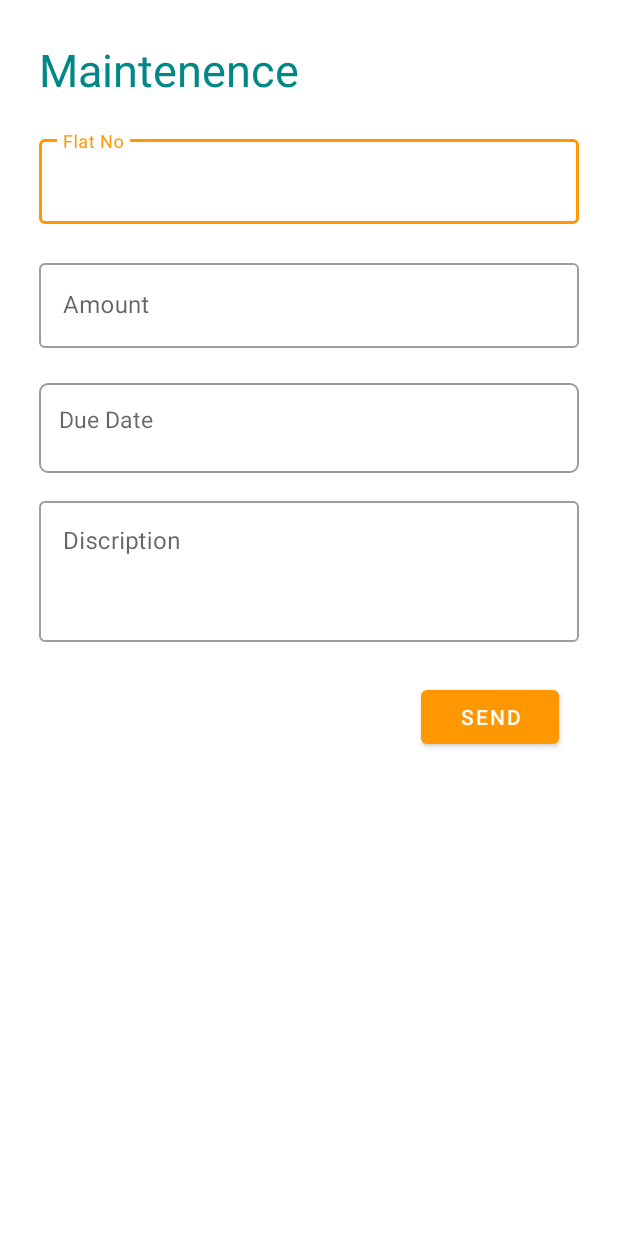
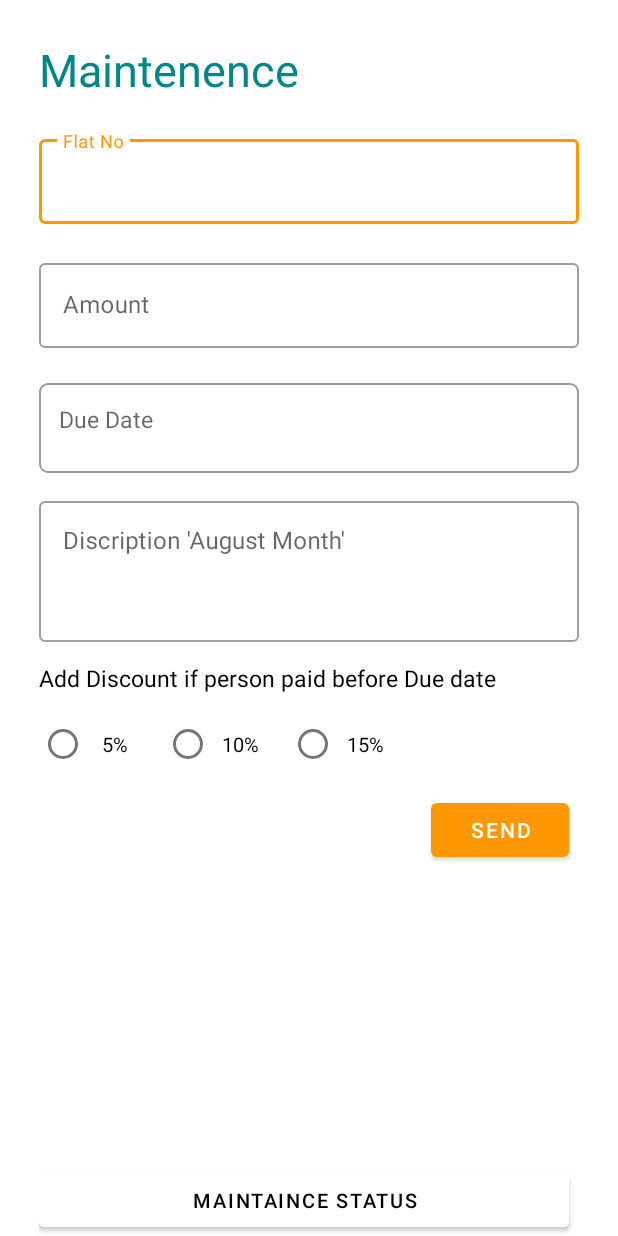
Before and after one commit to harishtaskar/Society-Management-app, an Android app: the CommitteeM_MaintenancePage screen opened directly, with no data from a screen before it, on a phone screen of 412 x 824 dp. Run offline under Robolectric (Android 15) with nearby library versions, the phone set to English and light mode, and no system bars; our stand-ins replace Firebase (no records; nobody signed in at launch, a user with empty details on screens opened directly), sdp/ssp sizes.

Commit message:
sunday afetrnoon

```diff
--- a/app/src/main/AndroidManifest.xml
+++ b/app/src/main/AndroidManifest.xml
@@ -14,6 +14,9 @@
         android:supportsRtl="true"
         android:theme="@style/Theme.NewGenSociety"
         tools:targetApi="31">
+        <activity
+            android:name=".Committee_show_maintainance"
+            android:exported="false" />
         <activity
             android:name=".CommitteeM_MaintenancePage"
             android:exported="false" />
--- a/app/src/main/java/com/example/newgensociety/CommitteeM_HomePage.java
+++ b/app/src/main/java/com/example/newgensociety/CommitteeM_HomePage.java
@@ -195,7 +195,6 @@ public class CommitteeM_HomePage extends AppCompatActivity {
             @Override
             public void onEvent(@Nullable QuerySnapshot value, @Nullable FirebaseFirestoreException error) {
                 if (error != null){
-
                     Log.e("Firestore Error",error.getMessage());
                     return;
                 }
--- a/app/src/main/java/com/example/newgensociety/CommitteeM_MaintenancePage.java
+++ b/app/src/main/java/com/example/newgensociety/CommitteeM_MaintenancePage.java
@@ -4,11 +4,13 @@ import androidx.annotation.NonNull;
 import androidx.appcompat.app.AppCompatActivity;
 
 import android.app.DatePickerDialog;
+import android.content.Intent;
 import android.os.Bundle;
 import android.view.View;
 import android.widget.Button;
 import android.widget.DatePicker;
 import android.widget.EditText;
+import android.widget.RadioButton;
 import android.widget.TextView;
 import android.widget.Toast;
 
@@ -28,9 +30,11 @@ public class CommitteeM_MaintenancePage extends AppCompatActivity {
     TextView Duedate;
     String duedatestring;
     EditText FlatNo, Discription, Amount;
-    Button Send;
+    Button Send, Maintainance_Status;
+    RadioButton _5per, _10per, _15per;
     FirebaseFirestore db;
     int year, month, day;
+    int discount;
 
     @Override
     protected void onCreate(Bundle savedInstanceState) {
@@ -41,7 +45,11 @@ public class CommitteeM_MaintenancePage extends AppCompatActivity {
         Discription = findViewById(R.id.Committee_Maintenance_Discription);
         Amount = findViewById(R.id.Committee_Maintenance_Amount);
         Send = findViewById(R.id.Send);
+        _5per = findViewById(R.id._5percent);
+        _10per = findViewById(R.id._10percent);
+        _15per = findViewById(R.id._15percent);
         db = FirebaseFirestore.getInstance();
+        Maintainance_Status = findViewById(R.id.maintainance_Status);
         Calendar calendar = Calendar.getInstance();
         Duedate.setOnClickListener(new View.OnClickListener() {
             @Override
@@ -62,18 +70,51 @@ public class CommitteeM_MaintenancePage extends AppCompatActivity {
         Send.setOnClickListener(new View.OnClickListener() {
             @Override
             public void onClick(View view) {
+                if(FlatNo.getText().toString().length()==0){
+                    FlatNo.setError("FlatNo Can't be Empty");
+                    Toast.makeText(getApplicationContext(),"FlatNo Can't be Empty", Toast.LENGTH_SHORT).show();
+                    return;
+                }
+                if(Amount.getText().toString().length()==0){
+                    Amount.setError("Amount Can't be Empty");
+                    Toast.makeText(getApplicationContext(),"Amount Can't be Empty", Toast.LENGTH_SHORT).show();
+                    return;
+                }
+                if(Discription.getText().toString().length()==0){
+                    Discription.setError("Discription Can't be Empty");
+                    Toast.makeText(getApplicationContext(),"Discription Can't be Empty", Toast.LENGTH_SHORT).show();
+                    return;
+                }
+                if(Duedate.getText().toString().length()==0){
+                    Duedate.setError("DueDate Can't be Empty");
+                    Toast.makeText(getApplicationContext(),"DueDate Can't be Empty", Toast.LENGTH_SHORT).show();
+                    return;
+                }
+
+                if(_5per.isChecked()){
+                    discount = 5;
+                }
+                if(_10per.isChecked()){
+                    discount = 10;
+                }
+                if(_15per.isChecked()){
+                    discount = 15;
+                }
+
                 String flatno = FlatNo.getText().toString();
                 String discription = Discription.getText().toString();
                 String duedate = duedatestring;
                 Integer amount = Integer.parseInt(Amount.getText().toString());
+                Integer Discount = discount;
 
                 Map<String,Object> maintenance = new HashMap<>();
                 maintenance.put("FlatNo", flatno);
                 maintenance.put("Discription", discription);
                 maintenance.put("DueDate", duedate);
                 maintenance.put("Amount",amount);
+                maintenance.put("Discount",Discount);
 
-                db.collection("Maintainance")
+                db.collection("Maintenance")
                         .add(maintenance)
                         .addOnSuccessListener(new OnSuccessListener<DocumentReference>() {
                             @Override
@@ -84,9 +125,16 @@ public class CommitteeM_MaintenancePage extends AppCompatActivity {
                             @Override
                             public void onFailure(@NonNull Exception e) {
                                 Toast.makeText(getApplicationContext(),"Failed", Toast.LENGTH_SHORT).show();
-
                             }
                         });
+            }
+        });
+
+        Maintainance_Status.setOnClickListener(new View.OnClickListener() {
+            @Override
+            public void onClick(View view) {
+                Intent intent = new Intent(CommitteeM_MaintenancePage.this,Committee_show_maintainance.class);
+                startActivity(intent);
             }
         });
 
--- /dev/null
+++ b/app/src/main/res/drawable/custom_smallbutton.xml
@@ -0,0 +1,5 @@
+<?xml version="1.0" encoding="utf-8"?>
+<shape xmlns:android="http://schemas.android.com/apk/res/android" android:shape="rectangle">
+    <corners android:radius="10dp"/>
+    <solid android:color="@color/white"/>
+</shape>
--- a/app/src/main/res/layout/activity_committee_mmaintenance_page.xml
+++ b/app/src/main/res/layout/activity_committee_mmaintenance_page.xml
@@ -14,7 +14,7 @@
     <TextView
         android:layout_width="match_parent"
         android:layout_height="wrap_content"
-        android:text="Maintenence"
+        android:text="@string/maintenence"
         android:layout_marginTop="@dimen/_20sdp"
         android:textSize="30sp"
         android:textColor="@color/teal_700"
@@ -82,7 +82,7 @@
         android:lines="3"
         android:gravity="top"
         android:layout_marginTop="@dimen/_10sdp"
-        android:hint="Discription"
+        android:hint="Discription 'August Month'"
         android:id="@+id/Committee_Maintenance_Discription"
         android:overScrollMode="always"
         android:scrollbarStyle="insideInset"
@@ -90,23 +90,96 @@
         android:scrollbars="vertical"
         android:inputType="textMultiLine"/>
     </com.google.android.material.textfield.TextInputLayout>
+
+    <TextView
+        android:layout_width="wrap_content"
+        android:layout_height="wrap_content"
+        android:text="@string/add_discount_if_person_paid_before_due_date"
+        android:textColor="@color/black"
+        android:layout_marginTop="@dimen/_10sdp"
+        android:textSize="@dimen/_12sdp">
+
+    </TextView>
+    <LinearLayout
+        android:layout_width="match_parent"
+        android:layout_height="wrap_content"
+        android:orientation="horizontal"
+        android:layout_marginTop="@dimen/_10sdp">
+        <RadioGroup
+            android:layout_width="match_parent"
+            android:layout_height="wrap_content"
+            android:orientation="horizontal">
+    <RadioButton
+        android:id="@+id/_5percent"
+        android:layout_width="70dp"
+        android:layout_height="40dp"
+        android:gravity="center"
+        android:backgroundTint="@color/white"
+        android:textColor="@color/black"
+        android:shadowRadius="@integer/material_motion_duration_long_1"
+        android:layout_marginTop="@dimen/_10sdp"
+        android:layout_marginEnd="@dimen/_10sdp"
+        android:layout_gravity="left"
+        android:textSize="@dimen/_10sdp"
+        android:text="5%" />
+
+        <RadioButton
+            android:id="@+id/_10percent"
+            android:layout_width="70dp"
+            android:layout_height="40dp"
+            android:gravity="center"
+            android:backgroundTint="@color/white"
+            android:textColor="@color/black"
+            android:shadowRadius="@integer/material_motion_duration_long_1"
+            android:layout_marginTop="@dimen/_10sdp"
+            android:layout_marginEnd="@dimen/_10sdp"
+            android:layout_gravity="left"
+            android:textSize="@dimen/_10sdp"
+            android:text="10%" />
+
+        <RadioButton
+            android:id="@+id/_15percent"
+            android:layout_width="70dp"
+            android:layout_height="40dp"
+            android:gravity="center"
+            android:backgroundTint="@color/white"
+            android:textColor="@color/black"
+            android:shadowRadius="@integer/material_motion_duration_long_1"
+            android:layout_marginTop="@dimen/_10sdp"
+            android:layout_marginEnd="@dimen/_10sdp"
+            android:layout_gravity="left"
+            android:textSize="@dimen/_10sdp"
+            android:text="15%" />
+        </RadioGroup>
+    </LinearLayout>
     <Button
         android:id="@+id/Send"
         android:layout_width="wrap_content"
         android:layout_height="wrap_content"
         android:paddingStart="@dimen/_20sdp"
         android:paddingEnd="@dimen/_20sdp"
-        android:layout_marginTop="@dimen/_20sdp"
-        android:layout_marginEnd="@dimen/_10sdp"
+        android:layout_marginEnd="@dimen/_5sdp"
         android:layout_gravity="right"
         android:text="Send"
         android:layout_marginRight="@dimen/_10sdp" />
 
+    <LinearLayout
+        android:layout_width="match_parent"
+        android:layout_height="match_parent">
 
-
-
-
-
-
+    <Button
+        android:id="@+id/maintainance_Status"
+        android:layout_width="match_parent"
+        android:layout_height="wrap_content"
+        android:paddingStart="@dimen/_20sdp"
+        android:paddingEnd="@dimen/_20sdp"
+        android:textSize="@dimen/_10sdp"
+        android:textColor="@color/black"
+        android:backgroundTint="@color/white"
+        android:layout_marginEnd="@dimen/_5sdp"
+        android:layout_gravity="bottom"
+        android:text="Maintaince Status"
+        android:layout_marginRight="@dimen/_10sdp" />
+    </LinearLayout>
 
 </LinearLayout>
--- a/app/src/main/res/values/strings.xml
+++ b/app/src/main/res/values/strings.xml
@@ -15,6 +15,10 @@
     <string name="subject">Subject :</string>
     <string name="namew">~</string>
     <string name="dash">________________________________________________________</string>
+    <string name="add_discount_if_person_paid_before_due_date">Add Discount if person paid before Due date</string>
+    <string name="maintenence">Maintenence</string>
+    <string name="pay_your_maintenance_before_due_and_get">Pay Your Maintenance Before Due And Get</string>
+    <string name="flat_number">Flat Number :</string>
     <string-array name="array_indian_states">
         <item>Select Your State</item>
         <item>Andaman and Nicobar Islands</item>
```
Also changed, not shown: app/src/main/java/com/example/newgensociety/Committee_show_maintainance.java (added, +59 -0 lines), app/src/main/java/com/example/newgensociety/Maintenance.java (added, +61 -0 lines), app/src/main/java/com/example/newgensociety/myRecycleVA_Maintenance.java (added, +57 -0 lines), app/src/main/java/com/example/newgensociety/myRecycleViewAdapter.java (+4 -4 lines), app/src/main/res/layout/activity_committee_show_maintainance.xml (added, +22 -0 lines), app/src/main/res/layout/cm_maintenance_recycle_layout.xml (added, +109 -0 lines).
